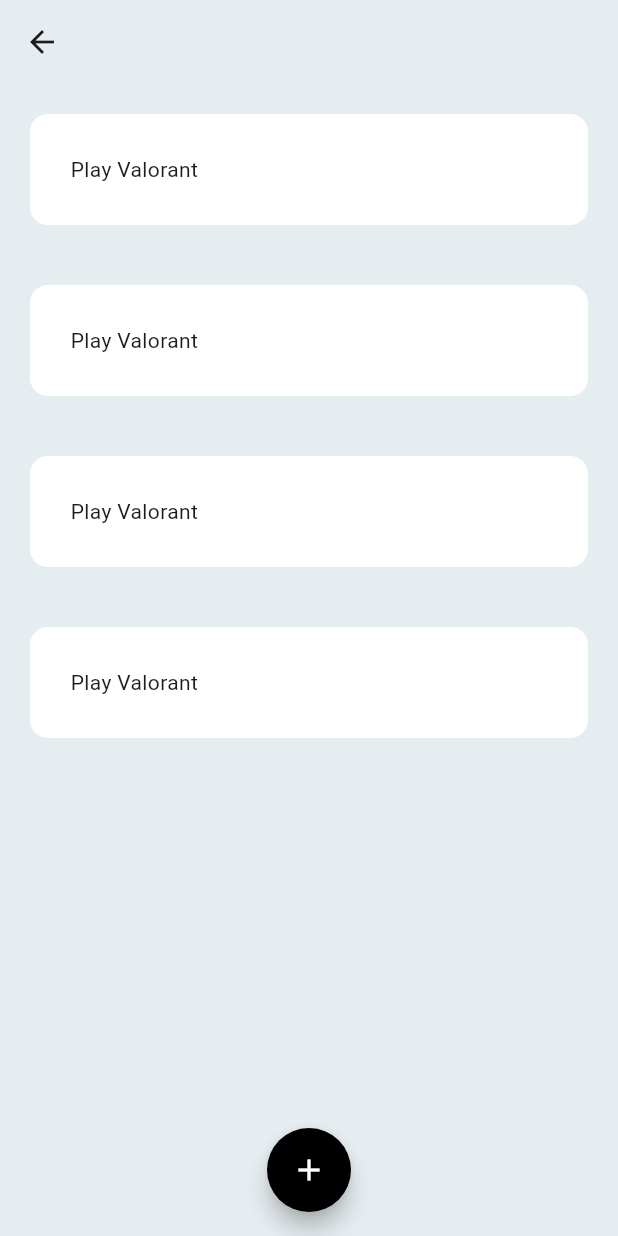
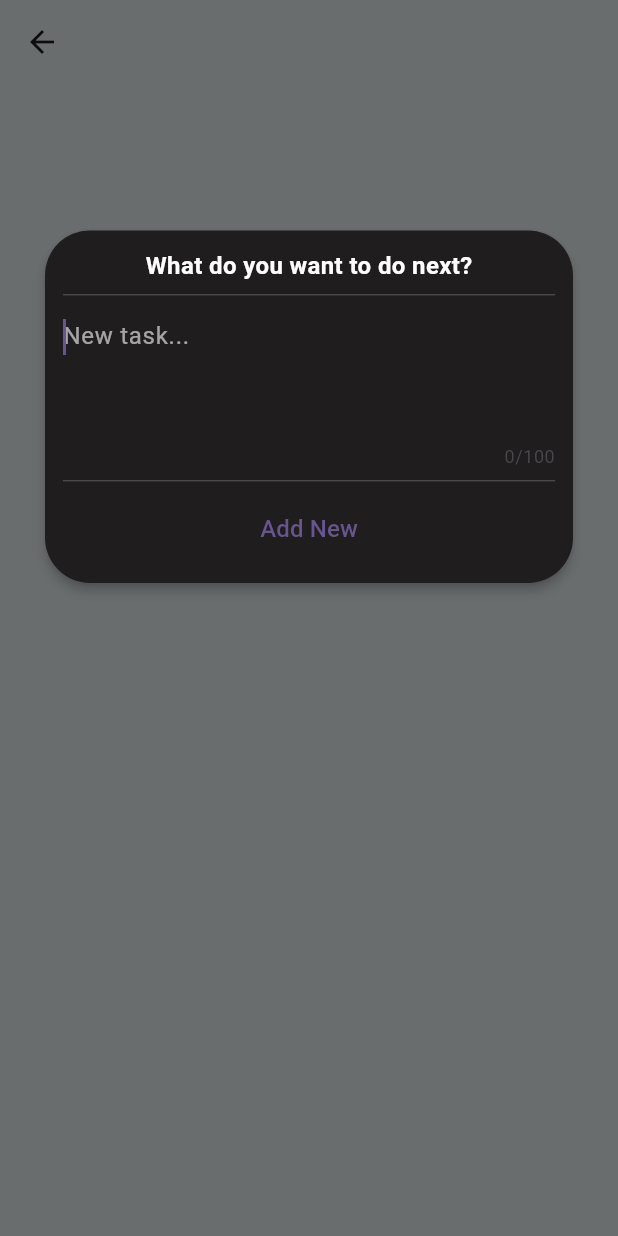
Before and after one commit to iampapagray/todo_demo_app, a Flutter app: the TaskPage screen opened by its route, after a tap on the "add" icon, on a phone screen of 412 x 824 dp. Run offline on Flutter 3.47's test engine with Material 2 defaults, Android fonts, the phone set to English and light mode, and no system bars; our stand-ins replace get, isar, roundcheckbox; accounts and stored records are empty; generated files the repository leaves out were written again; network calls fail.

Commit message:
To completed

```diff
--- /dev/null
+++ b/lib/controllers/task_controller.dart
@@ -0,0 +1,55 @@
+import 'package:flutter/material.dart';
+import 'package:get/get.dart';
+import 'package:todo_app/database/db.dart';
+
+import '../database/task.dart';
+
+class TaskController extends GetxController {
+  TextEditingController inputCtrl = TextEditingController();
+  var allTasks = <Task>[].obs;
+  var isFetching = false.obs;
+
+  void addNewTask() async {
+    if (inputCtrl.text.isEmpty) {
+      showNotice(msg: 'Enter task content');
+      return;
+    }
+
+    var database = Database();
+    await database.saveTask(Task()..taskName = inputCtrl.text).then((value) {
+      Get.back();
+      inputCtrl.clear();
+      showNotice(msg: 'Task saved successfully!');
+    });
+  }
+
+  Future<void> getAllTasks() async {
+    isFetching.value = true;
+    var database = Database();
+    allTasks.value = await database.getAllTasks();
+  }
+
+  void markComplete(Task task, bool isComplete) async {
+    var database = Database();
+
+    task.taskCompleted = isComplete;
+    await database.updateTask(task);
+
+  }
+
+  void showNotice({required String msg, int duration = 4}) {
+    Get.showSnackbar(
+      GetSnackBar(
+        backgroundColor: const Color.fromARGB(255, 216, 211, 211),
+        messageText: Text(
+          msg,
+          style: const TextStyle(
+            color: Colors.black,
+          ),
+          textAlign: TextAlign.center,
+        ),
+        duration: Duration(seconds: duration),
+      ),
+    );
+  }
+}
--- /dev/null
+++ b/lib/database/db.dart
@@ -0,0 +1,51 @@
+import 'package:isar/isar.dart';
+import 'package:path_provider/path_provider.dart';
+import 'package:todo_app/database/task.dart';
+
+class Database {
+  late Future<Isar> db;
+
+  Database() {
+    db = openDB();
+  }
+
+  Future<void> cleanDb() async {
+    final isar = await db;
+    await isar.writeTxn(() => isar.clear());
+  }
+
+  Future<void> saveTask(Task newTask) async {
+    final isar = await db;
+    isar.writeTxnSync<int>(() => isar.tasks.putSync(newTask));
+  }
+
+  Future<List<Task>> getAllTasks() async {
+    final isar = await db;
+    return await isar.tasks.where().findAll();
+  }
+
+  Stream<List<Task>> listenToTasks() async* {
+    final isar = await db;
+    yield* isar.tasks.where().watch(fireImmediately: true);
+  }
+
+  Future<void> updateTask(Task oldTask) async {
+    final isar = await db;
+    final existingTask = await isar.tasks.get(oldTask.id);
+    if (existingTask != null) {
+      await isar.writeTxn(() async {
+        await isar.tasks.put(oldTask);
+      });
+    }
+  }
+
+  Future<Isar> openDB() async {
+    if (Isar.instanceNames.isEmpty) {
+      final dir = await getApplicationDocumentsDirectory();
+      return await Isar.open([TaskSchema],
+          inspector: true, directory: dir.path);
+    }
+
+    return Future.value(Isar.getInstance());
+  }
+}
--- /dev/null
+++ b/lib/database/task.dart
@@ -0,0 +1,12 @@
+import 'package:isar/isar.dart';
+
+part 'task.g.dart';
+
+@collection
+class Task {
+  Id id = Isar.autoIncrement; // you can also use id = null to auto increment
+
+  late String taskName;
+
+  bool taskCompleted = false;
+}
--- /dev/null
+++ b/lib/hero_route.dart
@@ -0,0 +1,50 @@
+// import 'dart:ui';
+
+import 'package:flutter/material.dart';
+
+/// {@template hero_dialog_route}
+/// Custom [PageRoute] that creates an overlay dialog (popup effect).
+///
+/// Best used with a [Hero] animation.
+/// {@endtemplate}
+class HeroDialogRoute<T> extends PageRoute<T> {
+  /// {@macro hero_dialog_route}
+  HeroDialogRoute({
+    required WidgetBuilder builder,
+    RouteSettings? settings,
+    bool fullscreenDialog = false,
+  })  : _builder = builder,
+        super(settings: settings, fullscreenDialog: fullscreenDialog);
+
+  final WidgetBuilder _builder;
+
+  @override
+  bool get opaque => false;
+
+  @override
+  bool get barrierDismissible => true;
+
+  @override
+  Duration get transitionDuration => const Duration(milliseconds: 300);
+
+  @override
+  bool get maintainState => true;
+
+  @override
+  Color get barrierColor => Colors.black54;
+
+  @override
+  Widget buildTransitions(BuildContext context, Animation<double> animation,
+      Animation<double> secondaryAnimation, Widget child) {
+    return child;
+  }
+
+  @override
+  Widget buildPage(BuildContext context, Animation<double> animation,
+      Animation<double> secondaryAnimation) {
+    return _builder(context);
+  }
+
+  @override
+  String get barrierLabel => 'Popup dialog open';
+}
--- a/lib/main.dart
+++ b/lib/main.dart
@@ -1,5 +1,6 @@
 import 'package:flutter/material.dart';
 import 'package:get/get.dart';
+import 'package:todo_app/controllers/task_controller.dart';
 import 'package:todo_app/views/task_page.dart';
 
 import 'views/home_page.dart';
@@ -14,9 +15,11 @@ class MyApp extends StatelessWidget {
   // This widget is the root of your application.
   @override
   Widget build(BuildContext context) {
+    Get.put(TaskController());
+
     return GetMaterialApp(
       debugShowCheckedModeBanner: false,
-      title: 'Flutter Demo',
+      title: 'Todo App',
       theme: ThemeData(
         colorScheme: ColorScheme.fromSeed(seedColor: Colors.deepPurple),
         useMaterial3: true,
--- a/lib/views/task_page.dart
+++ b/lib/views/task_page.dart
@@ -1,5 +1,7 @@
 import 'package:flutter/material.dart';
 import 'package:get/get.dart';
+import 'package:todo_app/controllers/task_controller.dart';
+import 'package:todo_app/widgets/add_button.dart';
 import 'package:todo_app/widgets/task_tile.dart';
 
 class TaskPage extends StatelessWidget {
@@ -7,6 +9,13 @@ class TaskPage extends StatelessWidget {
 
   @override
   Widget build(BuildContext context) {
+    TaskController taskCtrl = Get.find<TaskController>();
+
+    taskCtrl.getAllTasks().then((_) {
+      taskCtrl.isFetching.value = false;
+      print('Total: ${taskCtrl.allTasks.length}');
+    });
+
     return Scaffold(
       appBar: AppBar(
         backgroundColor: Colors.transparent,
@@ -18,23 +27,17 @@ class TaskPage extends StatelessWidget {
       ),
       backgroundColor: const Color.fromARGB(255, 230, 237, 240),
       floatingActionButtonLocation: FloatingActionButtonLocation.centerFloat,
-        floatingActionButton: FloatingActionButton(
-          onPressed: () {},
-          backgroundColor: Colors.black,
-          tooltip: 'Add',
-          shape: const CircleBorder(),
-          child: const Icon(
-            Icons.add,
-            color: Colors.white,
+      floatingActionButton: const AddButton(),
+      body: Obx(
+        () => taskCtrl.isFetching.value
+            ? const SizedBox()
+            : ListView.builder(
+                itemCount: taskCtrl.allTasks.length,
+                itemBuilder: (context, index) {
+                  return TaskTile(task: taskCtrl.allTasks[index]);
+                },
               ),
       ),
-        body: ListView(
-          children: const [
-            TaskTile(),
-            TaskTile(),
-            TaskTile(),
-            TaskTile(),
-          ],
-        ));
+    );
   }
 }
--- /dev/null
+++ b/lib/widgets/add_button.dart
@@ -0,0 +1,32 @@
+import 'package:flutter/material.dart';
+import 'package:todo_app/hero_route.dart';
+import 'package:todo_app/widgets/add_todo.dart';
+
+class AddButton extends StatelessWidget {
+  const AddButton({
+    super.key,
+  });
+
+  @override
+  Widget build(BuildContext context) {
+    return Material(
+      color: Colors.transparent,
+      shape: RoundedRectangleBorder(borderRadius: BorderRadius.circular(100)),
+      child: FloatingActionButton(
+        heroTag: 'add-new-tag',
+        onPressed: () {
+          Navigator.push(context, HeroDialogRoute(builder: (context) {
+            return const AddTodo();
+          }));
+        },
+        backgroundColor: Colors.black,
+        tooltip: 'Add',
+        shape: const CircleBorder(),
+        child: const Icon(
+          Icons.add,
+          color: Colors.white,
+        ),
+      ),
+    );
+  }
+}
--- /dev/null
+++ b/lib/widgets/add_todo.dart
@@ -0,0 +1,85 @@
+// ignore_for_file: avoid_print
+
+import 'package:flutter/material.dart';
+import 'package:get/get.dart';
+import 'package:todo_app/controllers/task_controller.dart';
+
+class AddTodo extends StatelessWidget {
+  const AddTodo({Key? key}) : super(key: key);
+
+  @override
+  Widget build(BuildContext context) {
+    double height = MediaQuery.of(context).size.height;
+
+    TaskController taskCtrl = Get.find<TaskController>();
+
+    return Column(
+      children: [
+        SizedBox(height: height * 0.15),
+        Center(
+          child: Padding(
+            padding: const EdgeInsets.all(30),
+            child: Hero(
+              tag: 'add-new-tag',
+              child: Material(
+                elevation: 3,
+                color: const Color.fromARGB(255, 31, 29, 29),
+                shape: RoundedRectangleBorder(
+                  borderRadius: BorderRadius.circular(30),
+                ),
+                child: SingleChildScrollView(
+                  child: Padding(
+                    padding: const EdgeInsets.all(12.0),
+                    child: Column(
+                      children: [
+                        const Text(
+                          'What do you want to do next?',
+                          style: TextStyle(
+                            color: Colors.white,
+                            fontWeight: FontWeight.bold,
+                            fontSize: 16,
+                          ),
+                        ),
+                        const Divider(
+                          color: Colors.white60,
+                          thickness: 0.3,
+                        ),
+                        TextField(
+                          autofocus: true,
+                          controller: taskCtrl.inputCtrl,
+                          decoration: const InputDecoration(
+                            border: InputBorder.none,
+                            hintText: 'New task...',
+                            hintStyle: TextStyle(
+                              color: Colors.white60,
+                            ),
+                          ),
+                          style: const TextStyle(color: Colors.white),
+                          maxLines: 3,
+                          maxLength: 100,
+                        ),
+                        const Divider(
+                          color: Colors.white60,
+                          thickness: 0.3,
+                        ),
+                        TextButton(
+                          onPressed: () {
+                            taskCtrl.addNewTask();
+                          },
+                          child: const Text(
+                            'Add New',
+                            style: TextStyle(fontSize: 16),
+                          ),
+                        ),
+                      ],
+                    ),
+                  ),
+                ),
+              ),
+            ),
+          ),
+        ),
+      ],
+    );
+  }
+}
--- a/lib/widgets/task_tile.dart
+++ b/lib/widgets/task_tile.dart
@@ -1,19 +1,63 @@
+import 'dart:async';
+
 import 'package:flutter/material.dart';
+import 'package:get/get.dart';
+import 'package:roundcheckbox/roundcheckbox.dart';
+import 'package:todo_app/controllers/task_controller.dart';
+import 'package:todo_app/database/task.dart';
 
 class TaskTile extends StatelessWidget {
-  const TaskTile({super.key});
+  const TaskTile({super.key, required this.task});
+
+  final Task task;
 
   @override
   Widget build(BuildContext context) {
+    TaskController taskCtrl = Get.find<TaskController>();
+    var isCompleted = task.taskCompleted.obs;
+    var waitingTimer;
+
     return Padding(
-      padding: const EdgeInsets.all(20.0),
+      padding: const EdgeInsets.symmetric(horizontal: 16.0, vertical: 5),
       child: Container(
-        padding: const EdgeInsets.all(27),
+        padding: const EdgeInsets.all(20),
         decoration: BoxDecoration(
             color: Colors.white, borderRadius: BorderRadius.circular(12)),
-        child: const Row(
+        child: Row(
+          mainAxisAlignment: MainAxisAlignment.spaceBetween,
           children: [
-            Text('Play Valorant'),
+            Expanded(
+              child: Obx(
+                () => Text(
+                  task.taskName,
+                  style: TextStyle(
+                    fontSize: 16,
+                    decoration: isCompleted.value
+                        ? TextDecoration.lineThrough
+                        : TextDecoration.none,
+                  ),
+                ),
+              ),
+            ),
+            RoundCheckBox(
+              size: 24,
+              checkedColor: Colors.black,
+              borderColor: Colors.black,
+              onTap: (isComplete) {
+                isCompleted.value = isComplete!;
+                if (isComplete) {
+                  waitingTimer = Timer(const Duration(seconds: 5), () {
+                    taskCtrl.markComplete(task, isComplete);
+                  });
+                } else {
+                  if (waitingTimer != null) {
+                    waitingTimer.cancel();
+                  }
+                  taskCtrl.markComplete(task, isComplete);
+                }
+                // taskCtrl.markComplete(task, isComplete);
+              },
+            )
           ],
         ),
       ),
```
Also changed, not shown: lib/views/home_page.dart (+4 -10 lines), pubspec.yaml (+10 -17 lines), lib/controllers/tas_controller.dart (deleted), lib/database/task.g.dart (added), pubspec.lock, 69 other files. Lines whose indentation alone changed are shown as unchanged.
